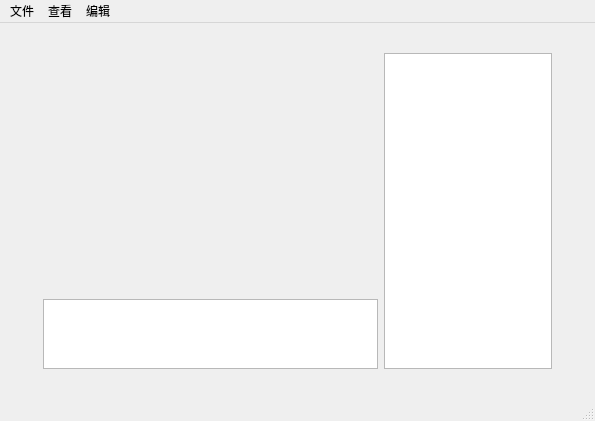
Above: mainwindow.ui from SinCSSu/img_gui before the change. Below: the same form after it.
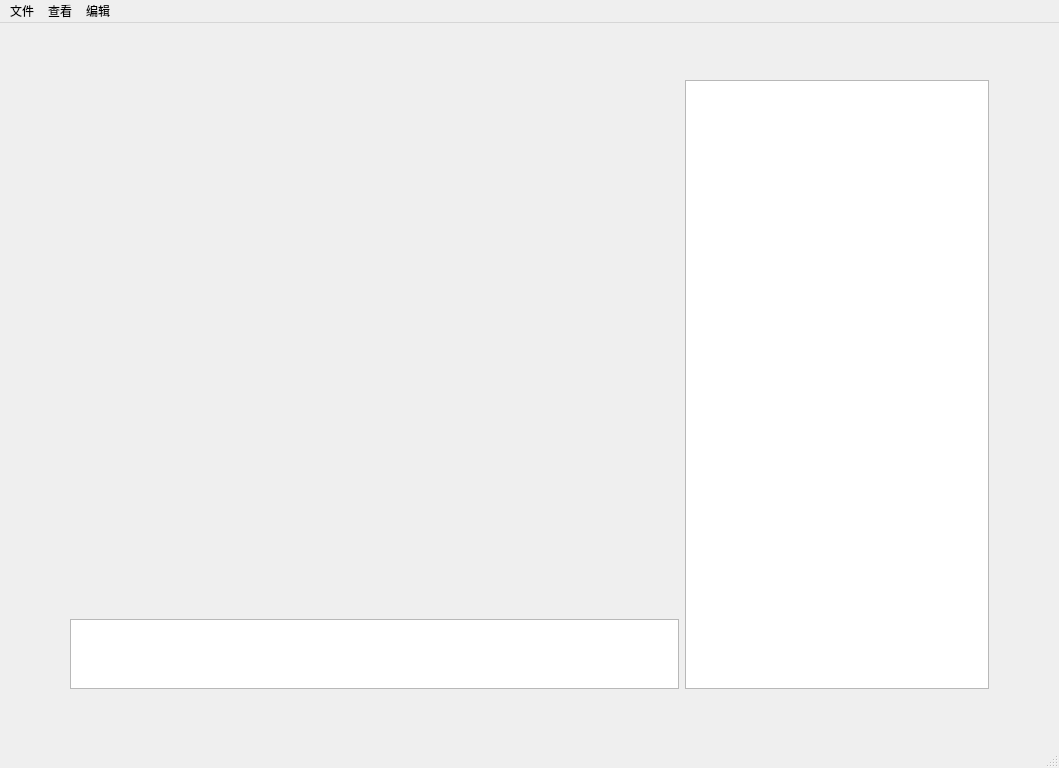
That is the form after the change.

Diff of the .ui file:
```diff
--- a/mainwindow.ui
+++ b/mainwindow.ui
@@ -6,8 +6,8 @@
    <rect>
     <x>0</x>
     <y>0</y>
-    <width>595</width>
-    <height>421</height>
+    <width>1059</width>
+    <height>768</height>
    </rect>
   </property>
   <property name="windowTitle">
@@ -87,8 +87,8 @@
     <rect>
      <x>0</x>
      <y>0</y>
-     <width>595</width>
-     <height>23</height>
+     <width>1059</width>
+     <height>26</height>
     </rect>
    </property>
    <widget class="QMenu" name="menu">
```
Left out of the diff: 2 changed lines with no effect on the pictures.
